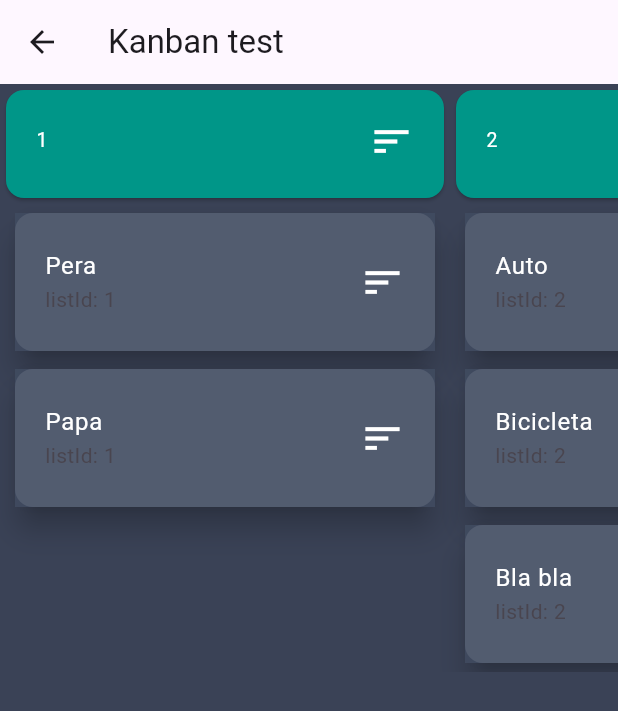
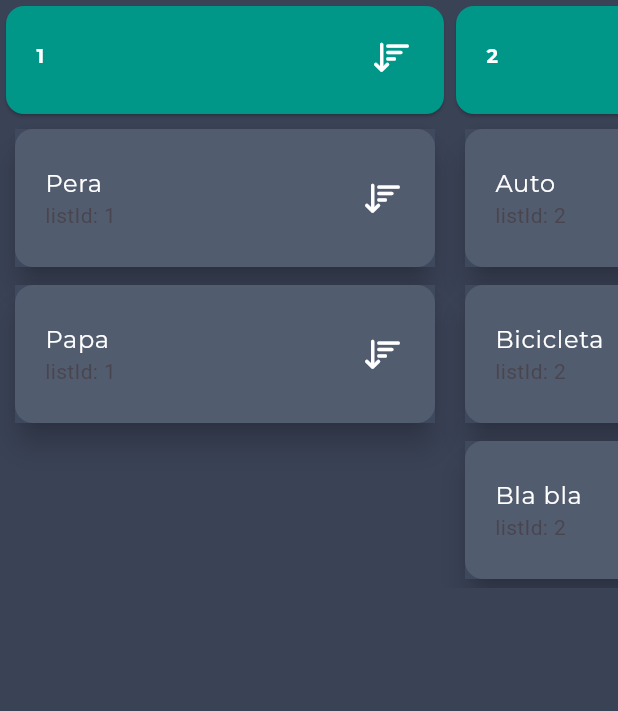
Before and after one commit to phantien2709/UI_Managerment, a Flutter app: the KanbanBoard screen opened directly, on a phone screen of 412 x 824 dp. Shown: the top 711 px of the screen. Run offline on Flutter 3.47's test engine with Material 3 defaults, Android fonts, the phone set to English and light mode, and no system bars; our stand-ins replace date_picker_timeline, google_fonts.

```diff
--- /dev/null
+++ b/lib/KanbanBoard/header_widget.dart
@@ -0,0 +1,34 @@
+import 'package:flutter/cupertino.dart';
+import 'package:flutter/material.dart';
+import 'package:google_fonts/google_fonts.dart';
+
+class HeaderWidget extends StatelessWidget {
+  final String title;
+  const HeaderWidget({super.key, required this.title});
+
+  @override
+  Widget build(BuildContext context) {
+    return Card(
+        color: Colors.teal,
+        child: ListTile(
+          dense: true,
+          contentPadding: EdgeInsets.symmetric(
+            horizontal: 20,
+            vertical: 10,
+          ),
+          title: Text(
+            title,
+            style: GoogleFonts.montserrat(
+              color: Colors.white,
+              fontWeight: FontWeight.bold,
+            ),
+          ),
+          trailing: Icon(
+            CupertinoIcons.sort_down,
+            color: Colors.white,
+            size: 30,
+          ),
+          onTap: () {},
+        ));
+  }
+}
--- /dev/null
+++ b/lib/KanbanBoard/item_widget.dart
@@ -0,0 +1,43 @@
+import 'package:flutter/cupertino.dart';
+import 'package:flutter/material.dart';
+import 'package:google_fonts/google_fonts.dart';
+import 'package:managerment/KanbanBoard/item.dart';
+
+class ItemWidget extends StatelessWidget {
+  final Item item;
+
+  const ItemWidget({super.key, required this.item});
+
+  ListTile makeListtitle(Item item) => ListTile(
+    contentPadding: EdgeInsets.symmetric(
+      horizontal: 20,
+      vertical: 10,
+    ),
+    title: Text(
+      item.title,
+      style: GoogleFonts.montserrat(
+        color: Colors.white
+      ),
+    ),
+    subtitle: Text('listId: ${item.listId}'),
+    trailing: Icon(
+      CupertinoIcons.sort_down,
+      color: Colors.white,
+      size: 30,
+    ),
+    onTap: (){},
+  );
+  @override
+  Widget build(BuildContext context) {
+    return Card(
+      elevation: 8.0,
+      margin: new EdgeInsets.symmetric(horizontal: 10, vertical: 6),
+      child: Container(
+        decoration: BoxDecoration(
+          color: Color.fromRGBO(64, 75, 96, .9),
+        ),
+        child: makeListtitle(item),
+      ),
+    );
+  }
+}
--- a/lib/KanbanBoard/kanban_board.dart
+++ b/lib/KanbanBoard/kanban_board.dart
@@ -1,24 +1,23 @@
 import 'dart:collection';
+
 import 'package:flutter/material.dart';
-
-class Item {
-  final String id;
-  String listId;
-  final String title;
-
-  Item({required this.id, required this.listId, required this.title});
-}
+import 'package:managerment/KanbanBoard/floating_widget.dart';
+import 'package:managerment/KanbanBoard/header_widget.dart';
+import 'package:managerment/KanbanBoard/item.dart';
+import 'package:managerment/KanbanBoard/item_widget.dart';
 
 class KanbanBoard extends StatefulWidget {
   final double tileHeight = 100;
   final double headerHeight = 80;
   final double tileWidth = 300;
 
+  const KanbanBoard({super.key});
+
   @override
-  _KanbanState createState() => _KanbanState();
+  State<KanbanBoard> createState() => _KanbanBoardState();
 }
 
-class _KanbanState extends State<KanbanBoard> {
+class _KanbanBoardState extends State<KanbanBoard> {
   LinkedHashMap<String, List<Item>> board = LinkedHashMap();
 
   @override
@@ -44,12 +43,12 @@ class _KanbanState extends State<KanbanBoard> {
 
   buildItemDragTarget(String listId, int targetPosition, double height) {
     return DragTarget<Item>(
-      // ignore: deprecated_member_use
-      onWillAccept: (Item? data) {
-        return data != null && (board[listId]!.isEmpty || data.id != board[listId]?[targetPosition].id);
-      },
-      // ignore: deprecated_member_use
-      onAccept: (Item data) {
+        onWillAcceptWithDetails: (DragTargetDetails<Item> details) {
+      Item? data = details.data;
+      return (board[listId]!.isEmpty ||
+          data.id != board[listId]?[targetPosition].id);
+    }, onAcceptWithDetails: (DragTargetDetails<Item> details) {
+      Item data = details.data;
       setState(() {
         board[data.listId]!.remove(data);
         data.listId = listId;
@@ -59,8 +58,8 @@ class _KanbanState extends State<KanbanBoard> {
           board[listId]!.add(data);
         }
       });
-      },
-      builder: (BuildContext context, List<Item?> data, List<dynamic> rejectedData) {
+    }, builder:
+            (BuildContext context, List<Item?> data, List<dynamic> rejectData) {
       if (data.isEmpty) {
         return Container(
           height: height,
@@ -72,7 +71,9 @@ class _KanbanState extends State<KanbanBoard> {
               height: height,
             ),
             ...data.map((Item? item) {
-                if (item == null) return Container();
+              if (item == null) {
+                return Container();
+              }
               return Opacity(
                 opacity: 0.5,
                 child: ItemWidget(item: item),
@@ -81,16 +82,16 @@ class _KanbanState extends State<KanbanBoard> {
           ],
         );
       }
-      },
-    );
+    });
   }
 
-  buildHeader(String listId) {
+  buiderHeader(String listId) {
     Widget header = Container(
       height: widget.headerHeight,
-      child: HeaderWidget(title: listId),
+      child: HeaderWidget(
+        title: listId,
+      ),
     );
-
     return Stack(
       children: [
         Draggable<String>(
@@ -109,27 +110,28 @@ class _KanbanState extends State<KanbanBoard> {
         ),
         buildItemDragTarget(listId, 0, widget.headerHeight),
         DragTarget<String>(
-          onWillAccept: (String? incomingListId) {
+          onWillAcceptWithDetails: (DragTargetDetails<String> details) {
+            String? incomingListId = details.data;
             return listId != incomingListId;
           },
-          onAccept: (String incomingListId) {
-            setState(
-              () {
-                LinkedHashMap<String, List<Item>> reorderedBoard = LinkedHashMap();
+          onAcceptWithDetails: (DragTargetDetails<String> details) {
+            String incomingListId = details.data;
+            setState(() {
+              LinkedHashMap<String, List<Item>> reOrderBoard = LinkedHashMap();
               for (String key in board.keys) {
                 if (key == incomingListId) {
-                    reorderedBoard[listId] = board[listId]!;
+                  reOrderBoard[listId] = board[listId]!;
                 } else if (key == listId) {
-                    reorderedBoard[incomingListId] = board[incomingListId]!;
+                  reOrderBoard[incomingListId] = board[incomingListId]!;
                 } else {
-                    reorderedBoard[key] = board[key]!;
+                  reOrderBoard[key] = board[key]!;
                 }
               }
-                board = reorderedBoard;
+              board = reOrderBoard;
+            });
           },
-            );
-          },
-          builder: (BuildContext context, List<String?> data, List<dynamic> rejectedData) {
+          builder: (BuildContext context, List<String?> data,
+              List<dynamic> rejectData) {
             if (data.isEmpty) {
               return Container(
                 height: widget.headerHeight,
@@ -138,17 +140,13 @@ class _KanbanState extends State<KanbanBoard> {
             } else {
               return Container(
                 decoration: BoxDecoration(
-                  border: Border.all(
-                    width: 3,
-                    color: Colors.blueAccent,
-                  ),
-                ),
+                    border: Border.all(width: 3, color: Colors.blueAccent)),
                 height: widget.headerHeight,
                 width: widget.tileWidth,
               );
             }
           },
-        )
+        ),
       ],
     );
   }
@@ -160,7 +158,7 @@ class _KanbanState extends State<KanbanBoard> {
         scrollDirection: Axis.vertical,
         child: Column(
           children: [
-            buildHeader(listId),
+            buiderHeader(listId),
             ListView.builder(
               scrollDirection: Axis.vertical,
               shrinkWrap: true,
@@ -170,20 +168,24 @@ class _KanbanState extends State<KanbanBoard> {
                   children: [
                     Draggable<Item>(
                       data: items[index],
-                      child: ItemWidget(item: items[index]),
+                      child: ItemWidget(
+                        item: items[index],
+                      ),
                       childWhenDragging: Opacity(
                         opacity: 0.2,
-                        child: ItemWidget(item: items[index]),
+                        child: ItemWidget(
+                          item: items[index],
+                        ),
                       ),
                       feedback: Container(
-                        height: widget.tileHeight,
+                        height: widget.headerHeight,
                         width: widget.tileWidth,
                         child: FloatingWidget(
                           child: ItemWidget(item: items[index]),
                         ),
                       ),
                     ),
-                    buildItemDragTarget(listId, index, widget.tileHeight),
+                    buildItemDragTarget(listId, index, widget.tileHeight)
                   ],
                 );
               },
@@ -195,102 +197,18 @@ class _KanbanState extends State<KanbanBoard> {
 
     return Scaffold(
       backgroundColor: Color.fromRGBO(58, 66, 86, 1.0),
-      appBar: AppBar(title: Text("Kanban test")),
       body: SingleChildScrollView(
         scrollDirection: Axis.horizontal,
         child: Row(
           crossAxisAlignment: CrossAxisAlignment.start,
-          children: board.keys.map((String key) {
+          children: board.keys.map((String key){
             return Container(
               width: widget.tileWidth,
               child: buildKanbanList(key, board[key]!),
             );
-          }).toList(),
+          }).toList()
         ),
       ),
     );
   }
 }
-
-class HeaderWidget extends StatelessWidget {
-  final String title;
-
-  const HeaderWidget({Key? key, required this.title}) : super(key: key);
-
-  @override
-  Widget build(BuildContext context) {
-    return Card(
-      color: Colors.teal,
-      child: ListTile(
-        dense: true,
-        contentPadding: EdgeInsets.symmetric(
-          horizontal: 20.0,
-          vertical: 10.0,
-        ),
-        title: Text(
-          title,
-          style: TextStyle(
-            color: Colors.white,
-          ),
-        ),
-        trailing: Icon(
-          Icons.sort,
-          color: Colors.white,
-          size: 30.0,
-        ),
-        onTap: () {},
-      ),
-    );
-  }
-}
-
-class ItemWidget extends StatelessWidget {
-  final Item item;
-
-  const ItemWidget({Key? key, required this.item}) : super(key: key);
-
-  ListTile makeListTile(Item item) => ListTile(
-        contentPadding: EdgeInsets.symmetric(
-          horizontal: 20.0,
-          vertical: 10.0,
-        ),
-        title: Text(
-          item.title,
-          style: TextStyle(
-            color: Colors.white,
-          ),
-        ),
-        subtitle: Text("listId: ${item.listId}"),
-        trailing: Icon(
-          Icons.sort,
-          color: Colors.white,
-          size: 30.0,
-        ),
-        onTap: () {},
-      );
-
-  @override
-  Widget build(BuildContext context) {
-    return Card(
-      elevation: 8.0,
-      margin: new EdgeInsets.symmetric(horizontal: 10.0, vertical: 6.0),
-      child: Container(
-        decoration: BoxDecoration(
-          color: Color.fromRGBO(64, 75, 96, .9),
-        ),
-        child: makeListTile(item),
-      ),
-    );
-  }
-}
-
-class FloatingWidget extends StatelessWidget {
-  final Widget child;
-
-  const FloatingWidget({Key? key, required this.child}) : super(key: key);
-
-  @override
-  Widget build(BuildContext context) {
-    return child;
-  }
-}
```
Also changed, not shown: lib/KanbanBoard/floating_widget.dart (added, +11 -0 lines), lib/theme/app_theme.dart (added, +46 -0 lines). Lines whose indentation alone changed are shown as unchanged.
